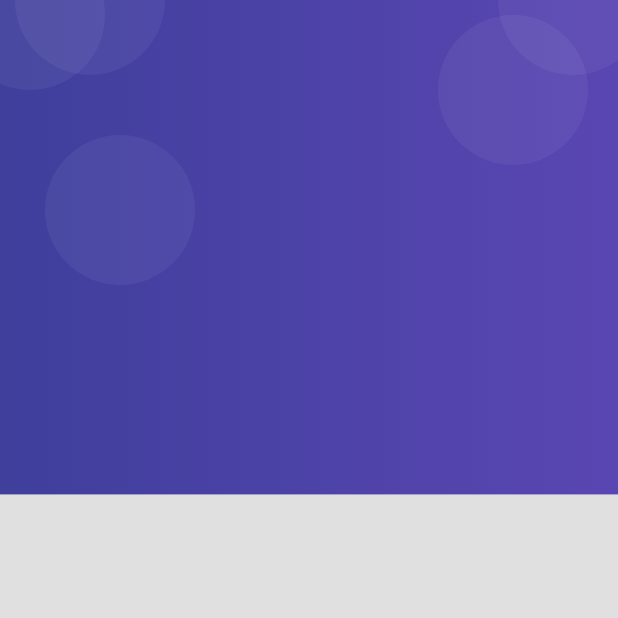
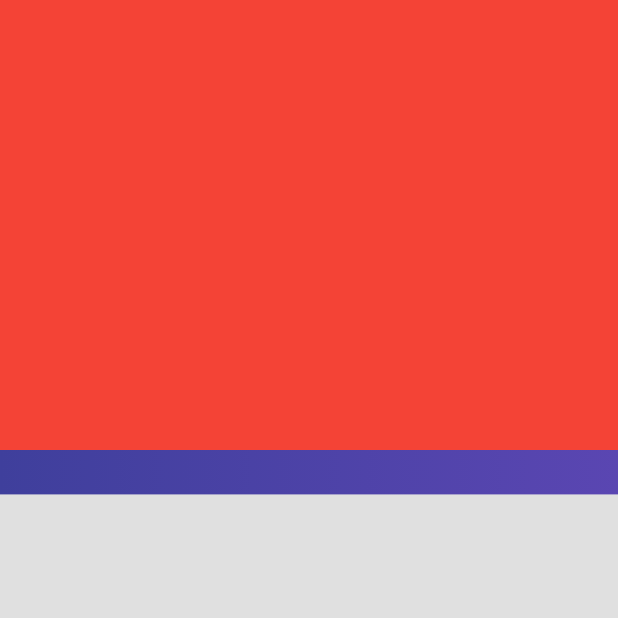
Before and after one commit to emersongonzal86/productosApp, a Flutter app: the screen it shows after launch, on a phone screen of 412 x 824 dp, the top half of it. Run offline on Flutter 3.47's test engine with Material 2 defaults, Android fonts, the phone set to English and light mode, and no system bars.

Commit message:
central icon and widgets as argument

```diff
--- a/lib/screens/login_screen.dart
+++ b/lib/screens/login_screen.dart
@@ -6,6 +6,12 @@ class LoginScreen extends StatelessWidget {
 
   @override
   Widget build(BuildContext context) {
-    return const Scaffold(body: AuthBackground());
+    return  Scaffold(body: AuthBackground(
+      child: Container(
+        width: double.infinity,
+        height: 300,
+        color: Colors.red,
+      ),
+    ));
   }
 }
--- a/lib/widgets/auth_background.dart
+++ b/lib/widgets/auth_background.dart
@@ -1,7 +1,9 @@
 import 'package:flutter/material.dart';
 
 class AuthBackground extends StatelessWidget {
-  const AuthBackground({super.key});
+  const AuthBackground({super.key, required this.child});
+
+  final Widget child;
 
   @override
   Widget build(BuildContext context) {
@@ -11,8 +13,23 @@ class AuthBackground extends StatelessWidget {
       height: double.infinity,
       child: Stack(
         children: [
-          _PurpleBox(),
+          const _PurpleBox(),
+          _HeaderIcon(),
+          this.child,
         ],
+      ),
+    );
+  }
+}
+
+class _HeaderIcon extends StatelessWidget {
+  @override
+  Widget build(BuildContext context) {
+    return SafeArea(
+      child: Container(
+        width: double.infinity,
+        margin: EdgeInsets.only(top: 30),
+        child: Icon(Icons.person_pin, color: Colors.white, size: 100),
       ),
     );
   }
```
